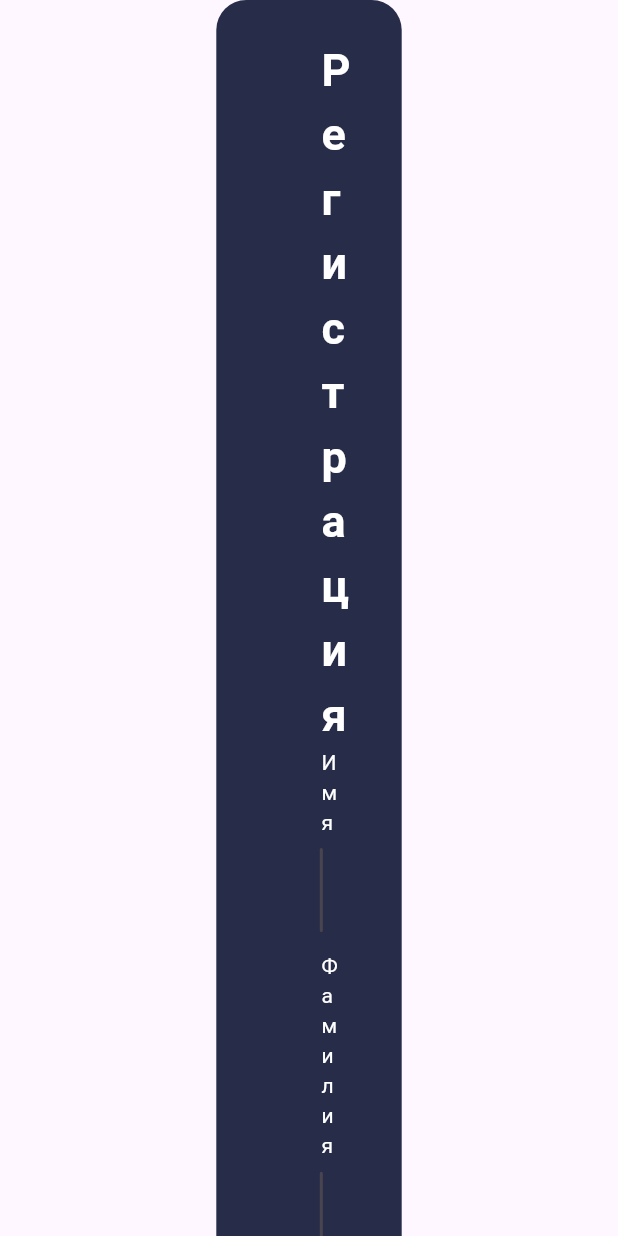
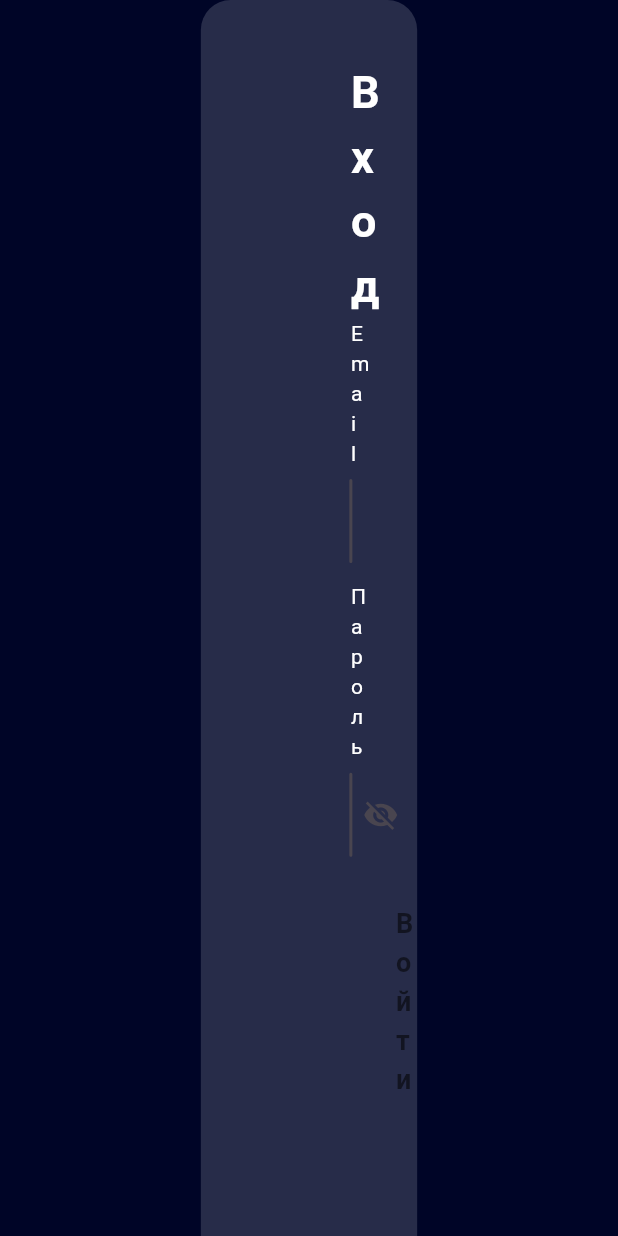
Before and after one commit to NurikD/ciber_rating, a Flutter app: the screen it shows after launch, on a phone screen of 412 x 824 dp. Run offline on Flutter 3.47's test engine with Material 3 defaults, Android fonts, the phone set to English and light mode, and no system bars.

Commit message:
register and auth form

```diff
--- a/lib/internal/application.dart
+++ b/lib/internal/application.dart
@@ -1,3 +1,4 @@
+import 'package:ciber_rating/presentation/auth.dart';
 import 'package:ciber_rating/presentation/registration.dart';
 import 'package:flutter/material.dart';
 import 'package:ciber_rating/presentation/home.dart';
@@ -7,10 +8,11 @@ class Application extends StatelessWidget {
   Widget build(BuildContext context) {
     return MaterialApp(
       debugShowCheckedModeBanner: false,
-      home: signUp(),
+      home: authPage(),
       routes:{
         '/home': (context) => Home(),
         '/signUp': (context) => const signUp(),
+        '/auth': (context) => const authPage()
       }
     );
   }
--- /dev/null
+++ b/lib/presentation/auth.dart
@@ -0,0 +1,141 @@
+import 'package:flutter/material.dart';
+
+class authPage extends StatefulWidget {
+  const authPage({super.key});
+
+  @override
+  State<authPage> createState() => _authPageState();
+}
+
+class _authPageState extends State<authPage> {
+
+  bool _isObscure = true;
+  bool isChecked = false;
+
+  @override
+  Widget build(BuildContext context) {
+    return Scaffold(
+      backgroundColor: Color(0xff000527),
+      body: Center(
+          child: Column(
+            mainAxisAlignment: MainAxisAlignment.center,
+            children: [
+              Row(
+                mainAxisAlignment: MainAxisAlignment.center,
+                children: [
+                  SizedBox(
+                    height:
+                    MediaQuery.of(context).size.height * 0.4,
+                  ),
+                  Container(
+                    width: MediaQuery.of(context).size.width * 0.35,
+                    decoration: BoxDecoration(
+                      borderRadius: BorderRadius.circular(20),
+                      color: const Color(0xff272C49),
+                    ),
+                    child: Form(
+                      child: Padding(
+                        padding: const EdgeInsets.fromLTRB(100, 40, 100, 100),
+                        child: Column(
+                            crossAxisAlignment: CrossAxisAlignment.start,
+                            children: [
+                              const Center(
+                                  child: Text(
+                                    'Вход',
+                                    style: TextStyle(
+                                      color: Colors.white,
+                                      fontSize: 30,
+                                      fontWeight: FontWeight.bold,
+                                    ),
+                                  )),
+                              const Text(
+                                'Email',
+                                style: TextStyle(color: Colors.white),
+                              ),
+                              SizedBox(
+                                height:
+                                MediaQuery.of(context).size.height * 0.009,
+                              ),
+                              TextFormField(
+                                decoration: InputDecoration(
+                                  border: OutlineInputBorder(
+                                    borderRadius: BorderRadius.circular(10.0),
+                                  ),
+                                  hintText: '*****@gmail.com',
+                                  fillColor: const Color(0xffB7B1ED),
+                                  filled: true,
+                                ),
+                                keyboardType: TextInputType.emailAddress,
+                              ),
+                              SizedBox(
+                                height:
+                                MediaQuery.of(context).size.height * 0.015,
+                              ),
+                              const Text(
+                                'Пароль',
+                                style: TextStyle(color: Colors.white),
+                              ),
+                              SizedBox(
+                                height:
+                                MediaQuery.of(context).size.height * 0.009,
+                              ),
+                              TextFormField(
+                                decoration: InputDecoration(
+                                    border: OutlineInputBorder(
+                                      borderRadius: BorderRadius.circular(10.0),
+                                    ),
+                                    hintText: '********',
+                                    fillColor: const Color(0xffB7B1ED),
+                                    filled: true,
+                                    suffixIcon: IconButton(
+                                      icon: Icon(_isObscure
+                                          ? Icons.visibility_off
+                                          : Icons.visibility),
+                                      onPressed: (){
+                                        setState(() {
+                                          _isObscure = !_isObscure;
+                                        });
+                                      },
+                                    )
+                                ),
+                                keyboardType: TextInputType.visiblePassword,
+                                obscureText: _isObscure,
+                              ),
+                              SizedBox(
+                                height:
+                                MediaQuery.of(context).size.height * 0.02,
+                              ),
+                              ElevatedButton(
+                                onPressed: () {},
+                                style: ButtonStyle(
+                                  backgroundColor: MaterialStateProperty.all(Color(0xFFB7B1ED)),
+                                  foregroundColor: MaterialStateProperty.all(Colors.black54),
+                                  padding: MaterialStateProperty.all(EdgeInsets.symmetric(horizontal: 30, vertical: 15)),
+                                  minimumSize: MaterialStateProperty.all(Size(200, 50)),
+                                  shape: MaterialStateProperty.all(
+                                    RoundedRectangleBorder(
+                                      borderRadius: BorderRadius.circular(10),
+                                    ),
+                                  ),
+                                  elevation: MaterialStateProperty.all(5),
+                                ),
+                                child: const Text(
+                                  'Войти',
+                                  style: TextStyle(
+                                    fontSize: 18,
+                                    fontWeight: FontWeight.bold,
+                                  ),
+                                ),
+                              ),
+
+                            ]),
+                      ),
+                    ),
+                  )
+                ],
+              ),
+            ],
+          )),
+    );
+  }
+}
--- a/lib/presentation/registration.dart
+++ b/lib/presentation/registration.dart
@@ -8,11 +8,15 @@ class signUp extends StatefulWidget {
 }
 
 class _signUpState extends State<signUp> {
+
+  bool _isObscure = true;
+  bool isChecked = false;
+
   @override
   Widget build(BuildContext context) {
     return Scaffold(
-      body: SingleChildScrollView(
-        child: Center(
+      backgroundColor: Color(0xff000527),
+      body: Center(
           child: Column(
             mainAxisAlignment: MainAxisAlignment.center,
             children: [
@@ -24,14 +28,14 @@ class _signUpState extends State<signUp> {
                     MediaQuery.of(context).size.height * 0.4,
                   ),
                   Container(
-                  width: MediaQuery.of(context).size.width * 0.3,
+                    width: MediaQuery.of(context).size.width * 0.35,
                     decoration: BoxDecoration(
                       borderRadius: BorderRadius.circular(20),
                       color: const Color(0xff272C49),
                     ),
                     child: Form(
                       child: Padding(
-                      padding: const EdgeInsets.fromLTRB(70, 25, 70, 50),
+                        padding: const EdgeInsets.fromLTRB(100, 40, 100, 100),
                         child: Column(
                             crossAxisAlignment: CrossAxisAlignment.start,
                             children: [
@@ -127,25 +131,28 @@ class _signUpState extends State<signUp> {
                                     hintText: '********',
                                     fillColor: const Color(0xffB7B1ED),
                                     filled: true,
+                                    suffixIcon: IconButton(
+                                      icon: Icon(_isObscure
+                                          ? Icons.visibility_off
+                                          : Icons.visibility),
+                                      onPressed: (){
+                                        setState(() {
+                                          _isObscure = !_isObscure;
+                                        });
+                                      },
+                                    )
                                 ),
                                 keyboardType: TextInputType.visiblePassword,
+                                obscureText: _isObscure,
                               ),
                               SizedBox(
                                 height:
                                 MediaQuery.of(context).size.height * 0.02,
                               ),
                               ElevatedButton(
-                              onPressed: () {}, // Обработчик нажатия
-                              child: Text(
-                                'Зарегистрироваться',
-                                style: TextStyle(
-                                  fontSize: 18, // Размер шрифта
-                                  fontWeight: FontWeight.bold, // Жирность шрифта
-                                ),
-                              ),
+                                onPressed: () {},
                                 style: ButtonStyle(
-                                backgroundColor: MaterialStateProperty.all(Color(0xFFB7B1ED)),
-                                foregroundColor: MaterialStateProperty.all(Colors.black54),
+                                  backgroundColor: MaterialStateProperty.all(const Color(0xffB7B1ED)),
                                   padding: MaterialStateProperty.all(EdgeInsets.symmetric(horizontal: 30, vertical: 15)),
                                   minimumSize: MaterialStateProperty.all(Size(200, 50)),
                                   shape: MaterialStateProperty.all(
@@ -154,6 +161,14 @@ class _signUpState extends State<signUp> {
                                     ),
                                   ),
                                   elevation: MaterialStateProperty.all(5),
+                                ),
+                                child: const Text(
+                                  'Зарегистрироваться',
+                                  style: TextStyle(
+                                    // color: Colors.black,
+                                    fontSize: 18,
+                                    fontWeight: FontWeight.bold
+                                  ),
                                 ),
                               ),
 
@@ -165,7 +180,6 @@ class _signUpState extends State<signUp> {
               ),
             ],
           )),
-      ),
     );
   }
 }
```
Lines whose indentation alone changed are shown as unchanged.
